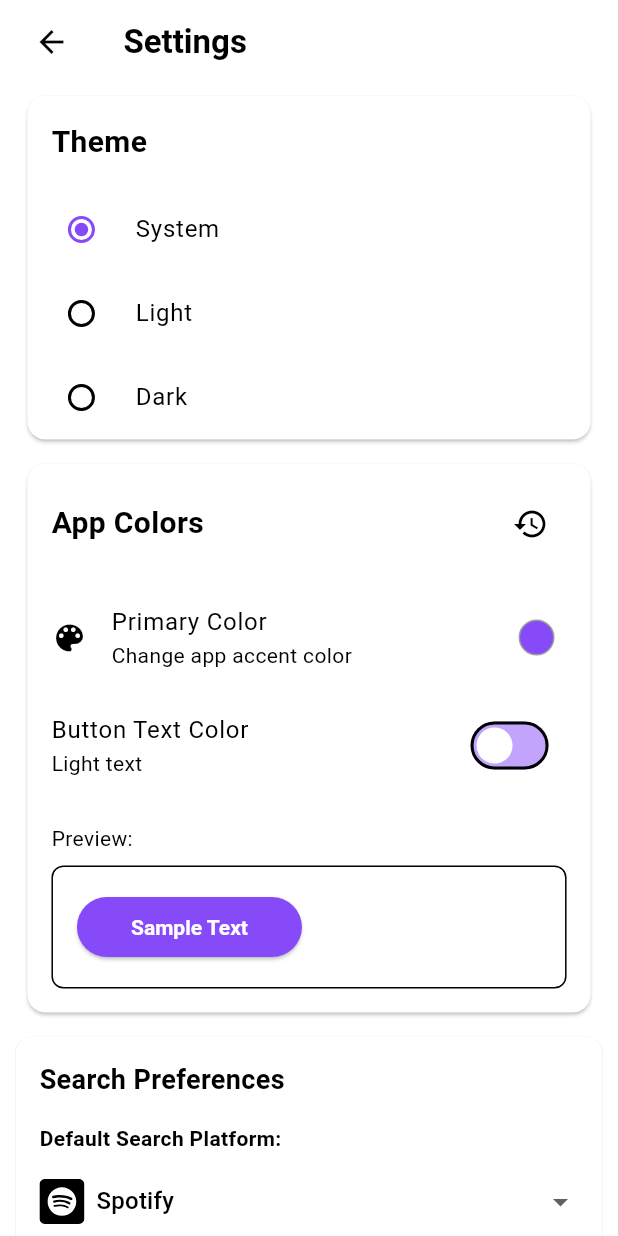
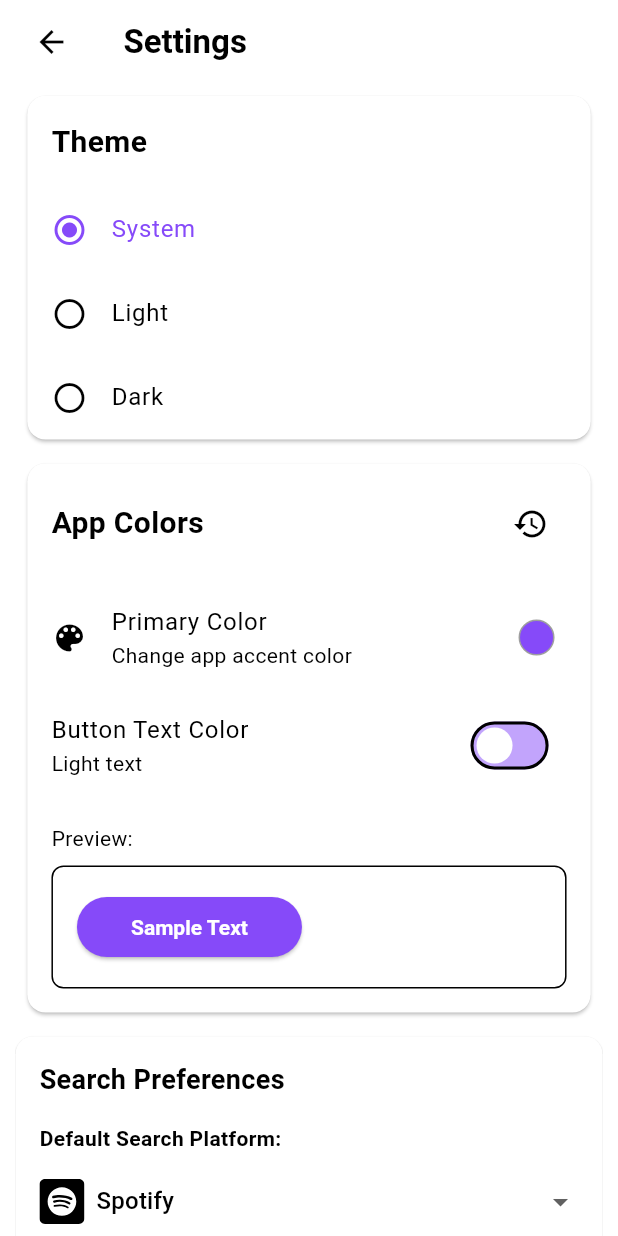
Before and after one commit to ALi3naTEd0/RateMe, a Flutter app: the screen it shows after launch, after a tap on the "settings" icon, on a phone screen of 412 x 824 dp. Run offline on Flutter 3.47's test engine with Material 3 defaults, Android fonts, the phone set to English and light mode, and no system bars; our stand-ins replace file_picker, flutter_svg, package_info_plus, share_plus, shared_preferences, sqflite and 1 more; missing offline and left inert: flex_color_picker; accounts and stored records are empty; project files that could hold a hidden picture were left out.

Commit message:
fix: migrate deprecated widgets and improve settings UI consistency
- Replace deprecated CheckboxListTile activeColor with activeThumbColor
- Refactor theme selector from deprecated Radio to modern ListTile/Icon pattern
- Fix theme selector to show primary color only on selected option
- Improve visual hierarchy in theme selection with consistent icon styling
- Clean up static analysis warnings and redundant code patterns

```diff
--- a/lib/features/settings/settings_page.dart
+++ b/lib/features/settings/settings_page.dart
@@ -1247,38 +1247,58 @@ class _SettingsPageState extends State<SettingsPage> {
                                           ),
                                         ),
                                       ),
-                                      RadioListTile<ThemeMode>(
+                                      // Replace deprecated Radio widgets with clean icon selection
+                                      Column(
+                                        children: [
+                                          ListTile(
+                                            leading: Icon(
+                                              widget.currentTheme == ThemeMode.system
+                                                ? Icons.radio_button_checked
+                                                : Icons.radio_button_unchecked,
+                                              color: widget.currentTheme == ThemeMode.system
+                                                ? _primaryColor
+                                                : (Theme.of(context).brightness == Brightness.dark ? Colors.white : Colors.black),
+                                            ),
                                             title: const Text('System'),
-                                        value: ThemeMode.system,
-                                        groupValue: widget.currentTheme,
-                                        onChanged: (ThemeMode? mode) {
-                                          if (mode != null) {
-                                            widget.onThemeChanged(mode);
+                                            selected: widget.currentTheme == ThemeMode.system,
+                                            onTap: () {
+                                              widget.onThemeChanged(ThemeMode.system);
                                               setState(() {});
-                                          }
                                             },
                                           ),
-                                      RadioListTile<ThemeMode>(
+                                          ListTile(
+                                            leading: Icon(
+                                              widget.currentTheme == ThemeMode.light
+                                                ? Icons.radio_button_checked
+                                                : Icons.radio_button_unchecked,
+                                              color: widget.currentTheme == ThemeMode.light
+                                                ? _primaryColor
+                                                : (Theme.of(context).brightness == Brightness.dark ? Colors.white : Colors.black),
+                                            ),
                                             title: const Text('Light'),
-                                        value: ThemeMode.light,
-                                        groupValue: widget.currentTheme,
-                                        onChanged: (ThemeMode? mode) {
-                                          if (mode != null) {
-                                            widget.onThemeChanged(mode);
+                                            selected: widget.currentTheme == ThemeMode.light,
+                                            onTap: () {
+                                              widget.onThemeChanged(ThemeMode.light);
                                               setState(() {});
-                                          }
                                             },
                                           ),
-                                      RadioListTile<ThemeMode>(
+                                          ListTile(
+                                            leading: Icon(
+                                              widget.currentTheme == ThemeMode.dark
+                                                ? Icons.radio_button_checked
+                                                : Icons.radio_button_unchecked,
+                                              color: widget.currentTheme == ThemeMode.dark
+                                                ? _primaryColor
+                                                : (Theme.of(context).brightness == Brightness.dark ? Colors.white : Colors.black),
+                                            ),
                                             title: const Text('Dark'),
-                                        value: ThemeMode.dark,
-                                        groupValue: widget.currentTheme,
-                                        onChanged: (ThemeMode? mode) {
-                                          if (mode != null) {
-                                            widget.onThemeChanged(mode);
+                                            selected: widget.currentTheme == ThemeMode.dark,
+                                            onTap: () {
+                                              widget.onThemeChanged(ThemeMode.dark);
                                               setState(() {});
-                                          }
                                             },
+                                          ),
+                                        ],
                                       ),
                                     ],
                                   ),
@@ -1365,7 +1385,7 @@ class _SettingsPageState extends State<SettingsPage> {
                                           activeTrackColor: Theme.of(context)
                                               .colorScheme
                                               .primary,
-                                          activeColor: Colors.black, // When active, always black
+                                          activeThumbColor: Colors.black, // When active, always black
                                           inactiveThumbColor: Colors.white, // When inactive, always white
                                           onChanged: (bool value) async {
                                             // Update local state immediately for UI feedback
```
Also changed, not shown: 1 other file. Lines whose indentation alone changed are shown as unchanged.
